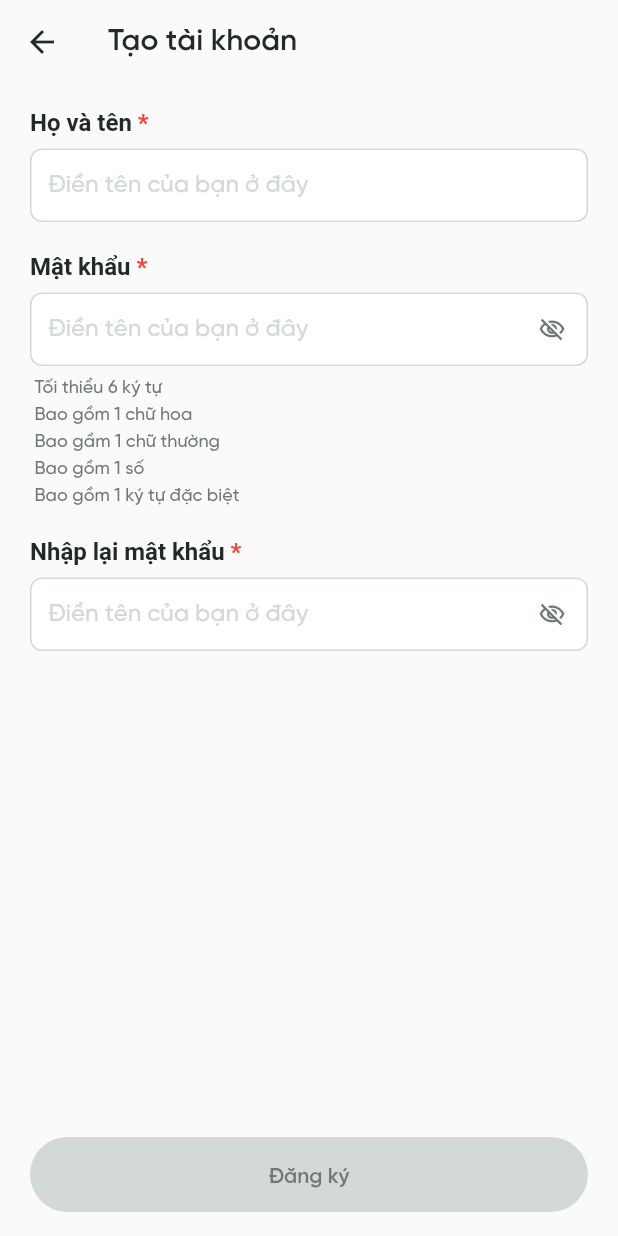
After one commit to Nhatdote/flutter_flora, a Flutter app: the RegisterFormScreen screen opened by its route, on a phone screen of 412 x 824 dp. The commit adds this screen. Run offline on Flutter 3.47's test engine with Material 2 defaults, Android fonts, the phone set to English and light mode, and no system bars; our stand-ins replace flutter_keyboard_visibility, smooth_page_indicator, webview_flutter.

Commit message:
Register form & success screen

```diff
--- a/analysis_options.yaml
+++ b/analysis_options.yaml
@@ -22,6 +22,8 @@ linter:
   # `// ignore_for_file: name_of_lint` syntax on the line or in the file
   # producing the lint.
   rules:
+    prefer_const_constructors: false
+    prefer_const_literals_to_create_immutables: false
     # avoid_print: false  # Uncomment to disable the `avoid_print` rule
     # prefer_single_quotes: true  # Uncomment to enable the `prefer_single_quotes` rule
 
--- a/lib/constans/style.dart
+++ b/lib/constans/style.dart
@@ -3,5 +3,25 @@ import 'package:flutter/material.dart';
 
 class AppStyle {
   static const TextStyle title = TextStyle(
-      fontWeight: FontWeight.w600, fontSize: 28, color: AppColor.neutral);
+    fontWeight: FontWeight.w600,
+    fontSize: 28,
+    color: AppColor.neutral,
+  );
+
+  static const TextStyle textLabel = TextStyle(
+    fontWeight: FontWeight.w600,
+    fontSize: 16,
+    color: AppColor.neutral,
+  );
+
+  static const TextStyle textHint = TextStyle(
+    fontSize: 12,
+    color: AppColor.neutral40,
+  );
+
+  static const TextStyle textHeading2 = TextStyle(
+    fontSize: 22,
+    color: AppColor.neutral,
+    fontWeight: FontWeight.w600,
+  );
 }
--- a/lib/main.dart
+++ b/lib/main.dart
@@ -36,6 +36,7 @@ ThemeData themeData = ThemeData(
       borderRadius: BorderRadius.circular(8.0),
       borderSide: const BorderSide(color: AppColor.primary),
     ),
+    hintStyle: TextStyle(color: AppColor.neutral10),
     filled: true,
     fillColor: Colors.white,
     focusColor: AppColor.primary20,
--- a/lib/routes.dart
+++ b/lib/routes.dart
@@ -1,8 +1,10 @@
 import 'package:flora/screens/home.dart';
 import 'package:flora/screens/onboarding.dart';
 import 'package:flora/screens/profile.dart';
+import 'package:flora/screens/register/form.dart';
 import 'package:flora/screens/register/otp.dart';
 import 'package:flora/screens/register/phone.dart';
+import 'package:flora/screens/register/success.dart';
 import 'package:flora/screens/splash.dart';
 import 'package:flutter/material.dart';
 
@@ -14,7 +16,7 @@ class AppRoute {
 
   static const String registerPhone = '/register/phone';
   static const String registerOtp = '/register/otp';
-  static const String register = 'register';
+  static const String registerForm = 'register/form';
   static const String registerSuccess = '/register/success';
 
   static Map<String, WidgetBuilder> getRoutes() {
@@ -25,8 +27,8 @@ class AppRoute {
       profile: (context) => const ProfileScreen(),
       registerPhone: (context) => const RegisterPhoneScreen(),
       registerOtp: (context) => const RegisterOtpScreen(),
-      register: (context) => const ProfileScreen(),
-      registerSuccess: (context) => const ProfileScreen(),
+      registerForm: (context) => const RegisterFormScreen(),
+      registerSuccess: (context) => const RegisterSuccessScreen(),
     };
   }
 }
--- /dev/null
+++ b/lib/screens/register/form.dart
@@ -0,0 +1,382 @@
+import 'package:flora/constans/color.dart';
+import 'package:flora/constans/space.dart';
+import 'package:flora/constans/style.dart';
+import 'package:flora/routes.dart';
+import 'package:flora/shared/toast.dart';
+import 'package:flora/widgets/button.dart';
+import 'package:flutter/material.dart';
+import 'package:flutter_keyboard_visibility/flutter_keyboard_visibility.dart';
+
+class RegisterFormScreen extends StatefulWidget {
+  const RegisterFormScreen({super.key});
+
+  @override
+  State<RegisterFormScreen> createState() => _RegisterFormScreenState();
+}
+
+class _RegisterFormScreenState extends State<RegisterFormScreen> {
+  final _formKey = GlobalKey<FormState>();
+  bool showPassword = false;
+  bool showRePassword = false;
+  bool btnDisabled = true;
+  bool btnLoading = false;
+  String? errorTextFullname;
+  String? errorTextPassword;
+  String? errorTextRepassword;
+
+  Map<String, dynamic> regexPassword = {
+    'min': {'label': 'Tối thiểu 6 ký tự', 'isPassed': false},
+    'uppercase': {'label': 'Bao gồm 1 chữ hoa', 'isPassed': false},
+    'lowercase': {'label': 'Bao gầm 1 chữ thường', 'isPassed': false},
+    'digital': {'label': 'Bao gồm 1 số', 'isPassed': false},
+    'special': {'label': 'Bao gồm 1 ký tự đặc biệt', 'isPassed': false},
+  };
+
+  late Map<String, TextEditingController> inputControllers = {};
+
+  @override
+  void initState() {
+    super.initState();
+
+    for (final field in ['fullname', 'password', 'rePassword']) {
+      inputControllers[field] = TextEditingController();
+    }
+  }
+
+  @override
+  void dispose() {
+    for (final field in ['fullname', 'password', 'rePassword']) {
+      inputControllers[field]?.dispose();
+    }
+
+    super.dispose();
+  }
+
+  void updateButtonState() {
+    // ignore: no_leading_underscores_for_local_identifiers
+    bool _btnDisabled = false;
+
+    if (errorTextFullname != null ||
+        errorTextPassword != null ||
+        errorTextRepassword != null) {
+      _btnDisabled = true;
+    } else {
+      for (var entry in inputControllers.entries) {
+        if (entry.value.text == '') {
+          _btnDisabled = true;
+          break;
+        }
+      }
+    }
+
+    if (_btnDisabled != btnDisabled) {
+      setState(() {
+        btnDisabled = _btnDisabled;
+      });
+    }
+  }
+
+  void _validFullname(String? value) {
+    setState(() {
+      errorTextFullname = value != null && value.length < 6
+          ? 'Họ và tên phải lớn hơn 6 ký tự'
+          : null;
+    });
+
+    updateButtonState();
+  }
+
+  void _validRePassword(String? value) {
+    setState(() {
+      errorTextRepassword = value != inputControllers['password']!.text
+          ? 'Nhập lại mật khẩu không đúng'
+          : null;
+    });
+
+    updateButtonState();
+  }
+
+  void onChangePassword(String? value) {
+    if (value == null || value == '') {
+      setState(() {
+        errorTextPassword = null;
+        regexPassword = Map.from(regexPassword).map((key, value) {
+          return MapEntry(key, {
+            'label': value['label'],
+            'isPassed': false,
+          });
+        });
+      });
+
+      updateButtonState();
+      return;
+    }
+
+    int totalPassed = 0;
+
+    regexPassword['min']['isPassed'] = value.length > 6;
+    regexPassword['uppercase']['isPassed'] = RegExp(r'[A-Z]').hasMatch(value);
+    regexPassword['lowercase']['isPassed'] = RegExp(r'[a-z]').hasMatch(value);
+    regexPassword['digital']['isPassed'] = RegExp(r'[\d]').hasMatch(value);
+    regexPassword['special']['isPassed'] =
+        RegExp(r'[\!@#\$%\^&\*\(\),\.\/\\]').hasMatch(value);
+
+    for (final entry in regexPassword.entries) {
+      if (entry.value['isPassed']) {
+        totalPassed++;
+      }
+    }
+
+    String rePassword = inputControllers['rePassword']!.text;
+    setState(() {
+      regexPassword = regexPassword;
+      errorTextPassword = totalPassed == 5 ? null : 'Mật khẩu không hợp lệ';
+      errorTextRepassword = rePassword == '' || rePassword == value
+          ? null
+          : 'Nhập lại mật khẩu không đúng';
+    });
+
+    updateButtonState();
+  }
+
+  void _submitForm(thisContext) async {
+    setState(() {
+      btnLoading = true;
+    });
+    await Future.delayed(Duration(seconds: 1));
+
+    setState(() {
+      btnLoading = false;
+    });
+
+    String fullname = inputControllers['fullname']!.text;
+    if (fullname.toLowerCase() == 'nhatdote') {
+      Toast.showError('$fullname đã được sử dụng!');
+      return;
+    }
+
+    // Navigator.pushNamedAndRemoveUntil(thisContext, AppRoute.registerSuccess);
+    Navigator.pushNamedAndRemoveUntil(
+        thisContext, AppRoute.registerSuccess, (route) => false);
+  }
+
+  @override
+  Widget build(BuildContext context) {
+    return Scaffold(
+      appBar: AppBar(
+        leading: IconButton(
+          onPressed: () => Navigator.pop(context),
+          icon: const Icon(Icons.arrow_back),
+          color: AppColor.neutral,
+        ),
+        title: const Text(
+          'Tạo tài khoản',
+          style: TextStyle(
+            color: AppColor.neutral,
+            fontWeight: FontWeight.w600,
+          ),
+        ),
+        elevation: 0,
+        backgroundColor: Colors.transparent,
+      ),
+      body: KeyboardDismissOnTap(
+        child: SafeArea(
+          child: Container(
+            padding: const EdgeInsets.symmetric(
+              vertical: AppSpace.md,
+              horizontal: AppSpace.xl,
+            ),
+            child: Form(
+              key: _formKey,
+              child: Column(
+                children: [
+                  Expanded(
+                    child: Padding(
+                      padding: const EdgeInsets.only(bottom: AppSpace.xl),
+                      child: SingleChildScrollView(
+                        child: Column(
+                          children: [
+                            Padding(
+                              padding: EdgeInsets.only(bottom: AppSpace.xl),
+                              child: Column(
+                                crossAxisAlignment: CrossAxisAlignment.start,
+                                children: [
+                                  RichText(
+                                    text: TextSpan(
+                                      text: 'Họ và tên',
+                                      style: AppStyle.textLabel,
+                                      children: [
+                                        TextSpan(
+                                            text: ' *',
+                                            style: TextStyle(color: Colors.red))
+                                      ],
+                                    ),
+                                  ),
+                                  SizedBox(height: AppSpace.xs),
+                                  TextFormField(
+                                    textCapitalization:
+                                        TextCapitalization.words,
+                                    onChanged: _validFullname,
+                                    controller: inputControllers['fullname'],
+                                    decoration: InputDecoration(
+                                        hintText: 'Điền tên của bạn ở đây',
+                                        errorText: errorTextFullname),
+                                  )
+                                ],
+                              ),
+                            ),
+                            Padding(
+                              padding: EdgeInsets.only(bottom: AppSpace.xl),
+                              child: Column(
+                                crossAxisAlignment: CrossAxisAlignment.start,
+                                children: [
+                                  RichText(
+                                    text: TextSpan(
+                                      text: 'Mật khẩu',
+                                      style: AppStyle.textLabel,
+                                      children: [
+                                        TextSpan(
+                                            text: ' *',
+                                            style: TextStyle(color: Colors.red))
+                                      ],
+                                    ),
+                                  ),
+                                  SizedBox(height: AppSpace.xs),
+                                  TextFormField(
+                                    obscureText: !showPassword,
+                                    controller: inputControllers['password'],
+                                    onChanged: onChangePassword,
+                                    decoration: InputDecoration(
+                                      hintText: 'Điền tên của bạn ở đây',
+                                      suffixIcon: InkWell(
+                                        onTap: () {
+                                          setState(() {
+                                            showPassword = !showPassword;
+                                          });
+                                        },
+                                        child: Icon(
+                                          showPassword
+                                              ? Icons.visibility_outlined
+                                              : Icons.visibility_off_outlined,
+                                          color: AppColor.neutral40,
+                                        ),
+                                      ),
+                                    ),
+                                  ),
+                                  Padding(
+                                    padding: EdgeInsets.only(top: 4),
+                                    child: Column(
+                                      children: regexPassword.entries.map(
+                                        (entry) {
+                                          final value = entry.value;
+
+                                          return RegexPasswordWidget(
+                                            label: value['label'],
+                                            isPassed: value['isPassed'],
+                                          );
+                                        },
+                                      ).toList(),
+                                    ),
+                                  ),
+                                ],
+                              ),
+                            ),
+                            Column(
+                              crossAxisAlignment: CrossAxisAlignment.start,
+                              children: [
+                                RichText(
+                                  text: TextSpan(
+                                    text: 'Nhập lại mật khẩu',
+                                    style: AppStyle.textLabel,
+                                    children: [
+                                      TextSpan(
+                                          text: ' *',
+                                          style: TextStyle(color: Colors.red))
+                                    ],
+                                  ),
+                                ),
+                                SizedBox(height: AppSpace.xs),
+                                TextFormField(
+                                  onChanged: _validRePassword,
+                                  controller: inputControllers['rePassword'],
+                                  obscureText: !showRePassword,
+                                  decoration: InputDecoration(
+                                    hintText: 'Điền tên của bạn ở đây',
+                                    errorText: errorTextRepassword,
+                                    suffixIcon: InkWell(
+                                      onTap: () {
+                                        setState(() {
+                                          showRePassword = !showRePassword;
+                                        });
+                                      },
+                                      child: Icon(
+                                        showRePassword
+                                            ? Icons.visibility_outlined
+                                            : Icons.visibility_off_outlined,
+                                        color: AppColor.neutral40,
+                                      ),
+                                    ),
+                                  ),
+                                )
+                              ],
+                            ),
+                          ],
+                        ),
+                      ),
+                    ),
+                  ),
+                  AppButton(
+                    label: 'Đăng ký',
+                    onTab: () => _submitForm(context),
+                    disable: btnDisabled,
+                    loading: btnLoading,
+                  ),
+                ],
+              ),
+            ),
+          ),
+        ),
+      ),
+    );
+  }
+}
+
+class RegexPasswordWidget extends StatelessWidget {
+  final String label;
+  final bool isPassed;
+
+  const RegexPasswordWidget({
+    super.key,
+    required this.label,
+    this.isPassed = false,
+  });
+
+  @override
+  Widget build(BuildContext context) {
+    return Row(
+      children: [
+        Padding(
+          padding: EdgeInsets.only(right: isPassed ? 2 : 0),
+          child: isPassed
+              ? const Icon(
+                  Icons.check,
+                  size: 18,
+                  color: Colors.green,
+                )
+              : const Text(
+                  ' ',
+                  style: TextStyle(fontSize: 12),
+                ),
+        ),
+        Text(
+          label,
+          style: TextStyle(
+            color: isPassed ? Colors.green : AppColor.neutral40,
+            fontSize: 12,
+            fontWeight: isPassed ? FontWeight.w600 : FontWeight.normal,
+          ),
+        )
+      ],
+    );
+  }
+}
--- a/lib/screens/register/phone.dart
+++ b/lib/screens/register/phone.dart
@@ -37,9 +37,9 @@ class _RegisterPhoneScreenState extends State<RegisterPhoneScreen> {
 
     Toast.show(
       'Hãy nhập mã OTP được gửi đến số điện thoại của bạn',
-      duration: 5,
+      duration: 2,
     );
-    await Future.delayed(const Duration(seconds: 2));
+    await Future.delayed(const Duration(seconds: 1));
 
     setState(() {
       loading = false;
--- a/lib/shared/toast.dart
+++ b/lib/shared/toast.dart
@@ -1,4 +1,5 @@
 import 'package:flutter/material.dart';
+import 'package:flutter/scheduler.dart';
 
 class Toast {
   static const String toastSuccess = 'success';
@@ -10,12 +11,23 @@ class Toast {
     _scaffoldMessenger = ScaffoldMessenger.of(context);
   }
 
-  static void show(dynamic message,
-      {SnackBarAction? action,
+  static void showError(dynamic message) {
+    Toast.show(message, type: Toast.toastError);
+  }
+
+  static void showSuccess(dynamic message) {
+    Toast.show(message, type: Toast.toastSuccess);
+  }
+
+  static void show(
+    dynamic message, {
+    SnackBarAction? action,
     Color color = const Color(0xFF323232),
     bool hidePrevSnackbar = true,
     String? type,
-      int duration = 3}) {
+    int duration = 3,
+  }) {
+    SchedulerBinding.instance.addPostFrameCallback((_) {
       if (hidePrevSnackbar) {
         _scaffoldMessenger?.hideCurrentSnackBar();
       }
@@ -35,5 +47,6 @@ class Toast {
       );
 
       _scaffoldMessenger?.showSnackBar(snackBar);
+    });
   }
 }
--- a/lib/widgets/button.dart
+++ b/lib/widgets/button.dart
@@ -24,8 +24,7 @@ class AppButton extends StatelessWidget {
         child: Ink(
           decoration: BoxDecoration(
             borderRadius: BorderRadius.circular(25),
-            color:
-                disable ? AppColor.primary.withOpacity(0.3) : AppColor.primary,
+            color: disable ? AppColor.neutral10 : AppColor.primary,
           ),
           child: Container(
             alignment: Alignment.center,
@@ -41,8 +40,8 @@ class AppButton extends StatelessWidget {
                     ))
                 : Text(
                     label,
-                    style: const TextStyle(
-                      color: Colors.white,
+                    style: TextStyle(
+                      color: disable ? AppColor.neutral40 : Colors.white,
                       fontWeight: FontWeight.w600,
                     ),
                   ),
```
Also changed, not shown: lib/screens/login.dart (added, +17 -0 lines), lib/screens/onboarding.dart (+5 -5 lines), lib/screens/register/otp.dart (+48 -6 lines), lib/screens/register/success.dart (added, +93 -0 lines). Lines whose indentation alone changed are shown as unchanged.
